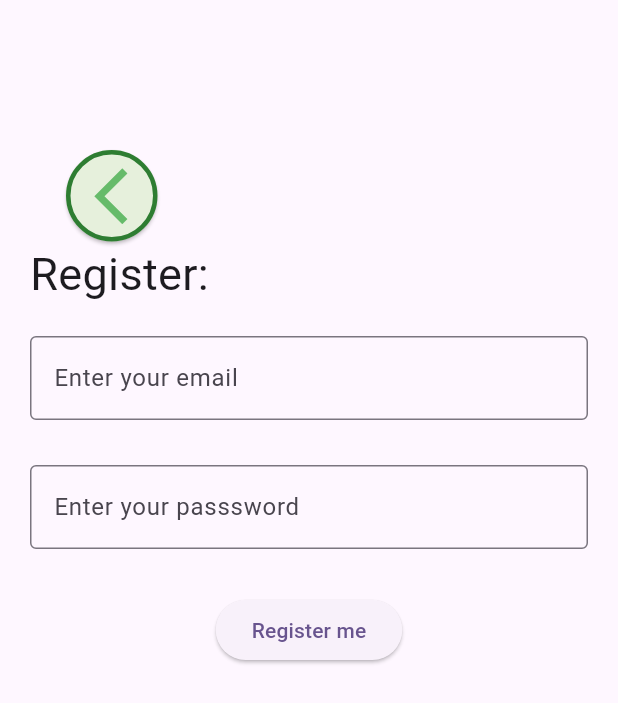
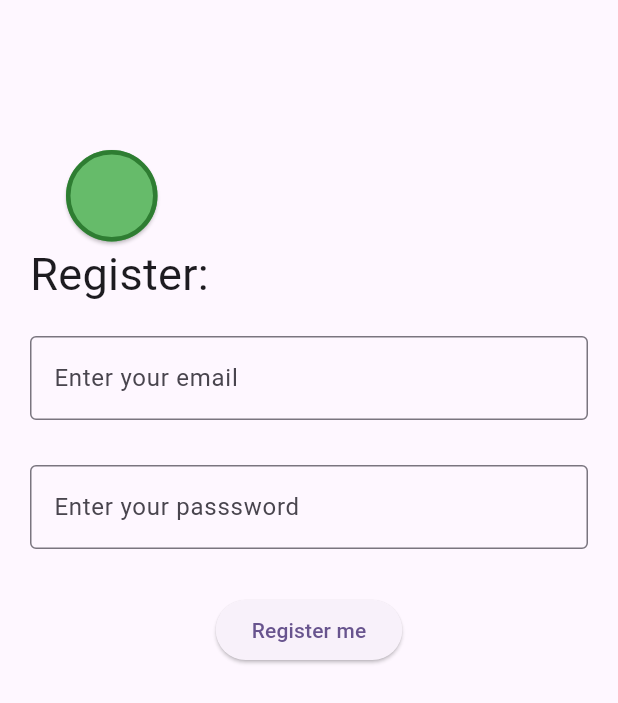
Before and after one commit to AlfredPietraru/JoggingApp, a Flutter app: the screen it shows after launch, after a tap on "Register", on a phone screen of 412 x 824 dp. Shown: the top 703 px of the screen. Run offline on Flutter 3.47's test engine with Material 3 defaults, Android fonts, the phone set to English and light mode, and no system bars; our stand-ins replace animated_text_kit, bloc, cloud_firestore, dartz, equatable, firebase_auth and 8 more; missing offline and left inert: flutter_map_math, gif; accounts and stored records are empty.

Commit message:
modify color pallete

```diff
--- a/lib/auth/client.dart
+++ b/lib/auth/client.dart
@@ -61,7 +61,6 @@ class AuthenticationClient {
       'age': user.age.toString(),
     };
     try {
-      print(updateInfo);
       await _db.collection("users").doc(user.uid).update(updateInfo);
     } on FirebaseException {
       print("nu este internet");
@@ -96,7 +95,7 @@ class AuthenticationClient {
           .doc(user.uid)
           .collection("run_${user.numberOfRuns.toString()}")
           .doc('stepOne')
-          .set({"data": "$positions"});
+          .set({"data": positions});
     } on FirebaseException {
       print("A picat si nu e bine ca nu a mers scrioerea");
     }
--- a/lib/core/back_button.dart
+++ b/lib/core/back_button.dart
@@ -8,7 +8,7 @@ class MyBackButton extends StatelessWidget {
   Widget build(BuildContext context) {
     return ElevatedButton(
       style: ElevatedButton.styleFrom(
-        backgroundColor: AppColors.buttonInteriorGreen,
+        backgroundColor: AppColors.buttonInterior,
         shape: CircleBorder(
           side: BorderSide(
             color: Colors.green.shade800,
--- a/lib/core/constants.dart
+++ b/lib/core/constants.dart
@@ -97,7 +97,7 @@ abstract class AppFontWeight {
 }
 
 class AppColors {
-  static const buttonInteriorGreen = Color(0xFFE6F0DC);
+  static const buttonInterior = Color.fromRGBO(102, 187, 106, 1);
   static const transparent = Colors.transparent;
   static const Color eerieBlack = Color(0xFF1A1F16);
   static const Color pakistanGreen = Color(0xFF1E3F20);
--- a/lib/core/cubit/app_cubit.dart
+++ b/lib/core/cubit/app_cubit.dart
@@ -31,7 +31,6 @@ class AppCubit extends Cubit<AppState> {
         .copyWith(lastName: lastName, firstName: firstName, age: age, sex: sex);
     emit(state.copyWith(user: newUser));
     userRepository.writeUserToMemory(newUser);
-    print("a scris in memoria interna");
     userRepository.updateUserInformation(newUser);
   }
 
--- a/lib/pages/history/history_page.dart
+++ b/lib/pages/history/history_page.dart
@@ -1,4 +1,3 @@
-import 'package:flutter/foundation.dart';
 import 'package:flutter/material.dart';
 import 'package:flutter_bloc/flutter_bloc.dart';
 import 'package:jogging/core/back_button.dart';
@@ -25,7 +24,7 @@ class HistoryPage extends StatelessWidget {
 }
 
 class _HistoryPage extends StatefulWidget {
-  const _HistoryPage({super.key});
+  const _HistoryPage();
 
   @override
   State<_HistoryPage> createState() => __HistoryPageState();
--- a/lib/pages/landing_page.dart
+++ b/lib/pages/landing_page.dart
@@ -39,7 +39,12 @@ class _LandingPageState extends State<LandingPage>
             gradient: LinearGradient(
                 begin: Alignment.topCenter,
                 end: Alignment.bottomCenter,
-                colors: [Colors.green, Colors.red, Colors.blue])),
+                colors: [
+              AppColors.buttonInterior,
+              AppColors.aquamarine,
+              AppColors.hunterGreen,
+              AppColors.pakistanGreen,
+            ])),
         child: Column(
           mainAxisAlignment: MainAxisAlignment.start,
           crossAxisAlignment: CrossAxisAlignment.center,
@@ -109,15 +114,19 @@ class _LandingPageState extends State<LandingPage>
                 style: ElevatedButton.styleFrom(
                   shape: RoundedRectangleBorder(
                     borderRadius: BorderRadius.circular(30),
-                      side: BorderSide(color: Colors.red.shade800, width: 3),
+                    side:
+                        const BorderSide(color: AppColors.eerieBlack, width: 3),
                   ),
                   backgroundColor: Colors.green.shade400,
                 ),
                 onPressed: () {
                   Navigator.push(context, RegisterPage.page());
                 },
-                  child:
-                      const Text('Register', style: TextStyle(fontSize: 30))),
+                child: const Text(
+                  'Register',
+                  style: TextStyle(fontSize: 30, color: AppColors.eerieBlack),
+                ),
+              ),
             ),
             const SizedBox(height: 40),
             SizedBox(
@@ -127,16 +136,17 @@ class _LandingPageState extends State<LandingPage>
                 style: ElevatedButton.styleFrom(
                   shape: RoundedRectangleBorder(
                     borderRadius: BorderRadius.circular(30),
-                    side: BorderSide(color: Colors.red.shade800, width: 3),
+                    side:
+                        const BorderSide(color: AppColors.eerieBlack, width: 3),
                   ),
-                  backgroundColor: Colors.green.shade400,
+                  backgroundColor: AppColors.buttonInterior,
                 ),
                 onPressed: () {
                   Navigator.push(context, LoginPage.page());
                 },
                 child: const Text(
                   'Login',
-                  style: TextStyle(fontSize: 30),
+                  style: TextStyle(fontSize: 30, color: AppColors.eerieBlack),
                 ),
               ),
             ),
--- a/lib/pages/settings/settings_page.dart
+++ b/lib/pages/settings/settings_page.dart
@@ -369,7 +369,7 @@ class EditButton extends StatelessWidget {
       ),
       onPressed: onPressed,
       style: ElevatedButton.styleFrom(
-        backgroundColor: AppColors.buttonInteriorGreen,
+        backgroundColor: AppColors.buttonInterior,
         shape: RoundedRectangleBorder(
           borderRadius: BorderRadius.circular(20.0),
         ),
```
Also changed, not shown: lib/core/custom_button.dart (added, +44 -0 lines). Lines whose indentation alone changed are shown as unchanged.
